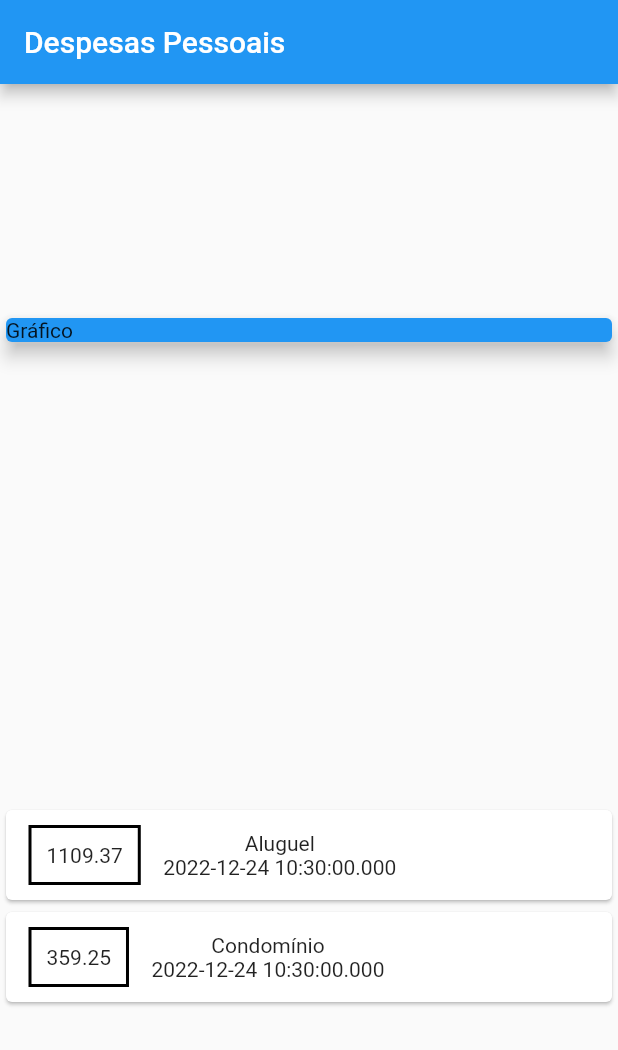
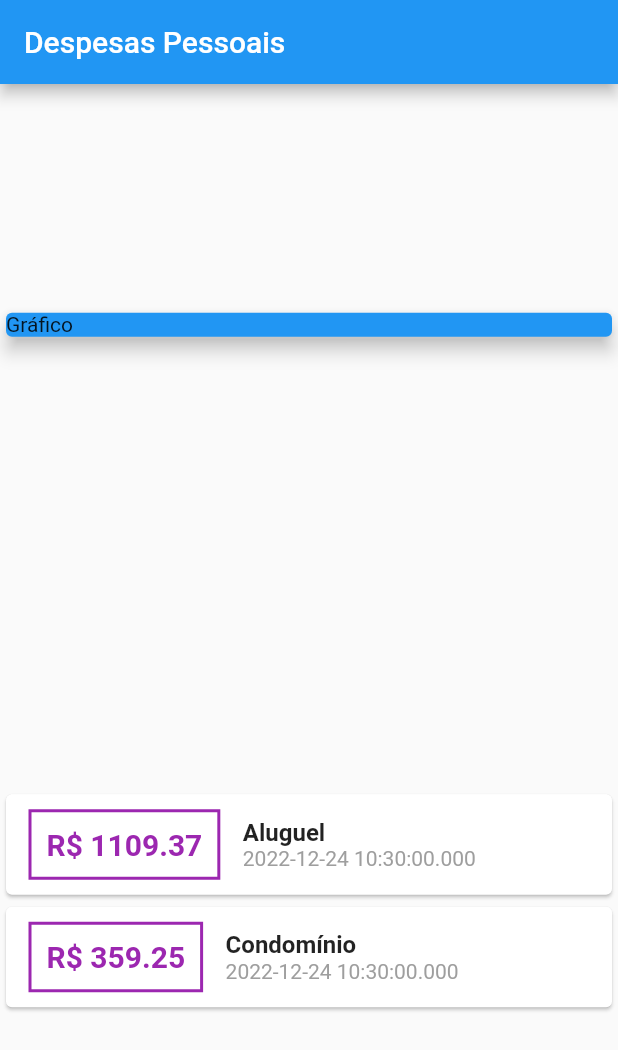
Before and after one commit to teilorbarcelos/personal-expenses-flutter, a Flutter app: the screen it shows after launch, on a phone screen of 412 x 824 dp. Shown: the top 1050 px of the screen. Run offline on Flutter 3.47's test engine with Material 2 defaults, Android fonts, the light colour scheme and no system bars.

Commit message:
money symbol added to expense value

```diff
--- a/lib/main.dart
+++ b/lib/main.dart
@@ -50,14 +50,30 @@ class MyHomePage extends StatelessWidget {
                         margin:
                             EdgeInsets.symmetric(horizontal: 15, vertical: 10),
                         decoration: BoxDecoration(
-                            border: Border.all(color: Colors.black, width: 2)),
+                            border: Border.all(color: Colors.purple, width: 2)),
                         padding: EdgeInsets.all(10),
-                        child: Text(transactionItem.value.toString()),
+                        child: Text(
+                          'R\$ ${transactionItem.value.toStringAsFixed(2)}',
+                          style: TextStyle(
+                              fontWeight: FontWeight.bold,
+                              fontSize: 20,
+                              color: Colors.purple),
+                        ),
                       ),
                       Column(
+                        crossAxisAlignment: CrossAxisAlignment.start,
                         children: [
-                          Text(transactionItem.title),
-                          Text(transactionItem.date.toString())
+                          Text(
+                            transactionItem.title,
+                            style: TextStyle(
+                              fontSize: 16,
+                              fontWeight: FontWeight.bold,
+                            ),
+                          ),
+                          Text(
+                            transactionItem.date.toString(),
+                            style: TextStyle(color: Colors.grey),
+                          )
                         ],
                       )
                     ],
```
